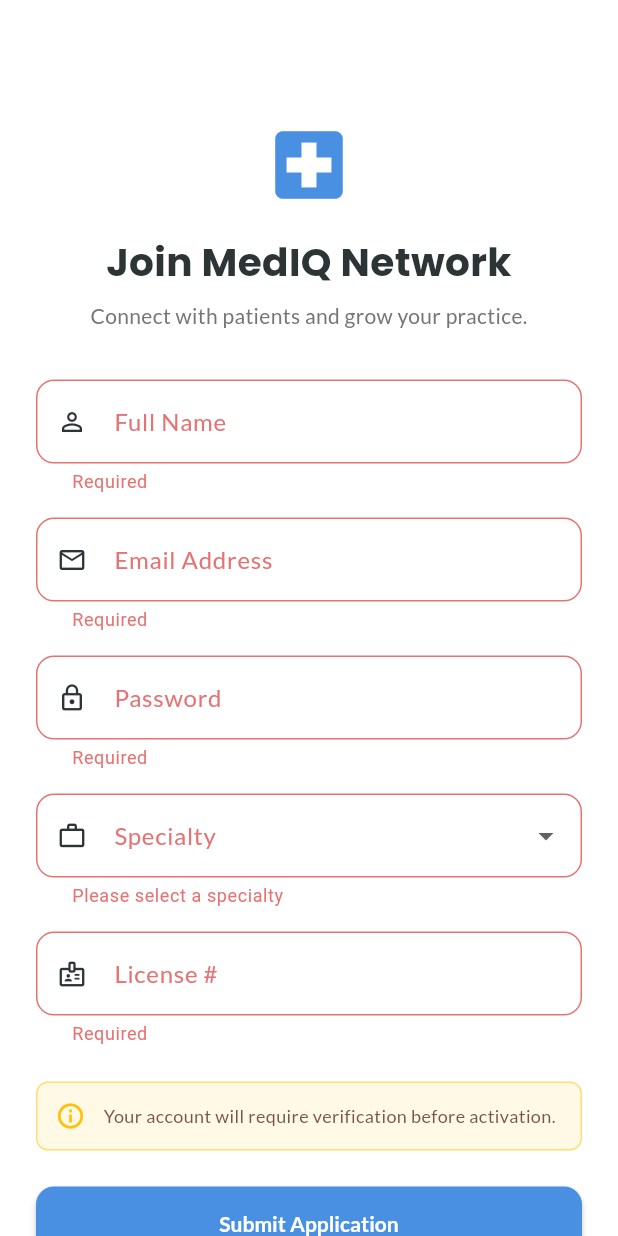
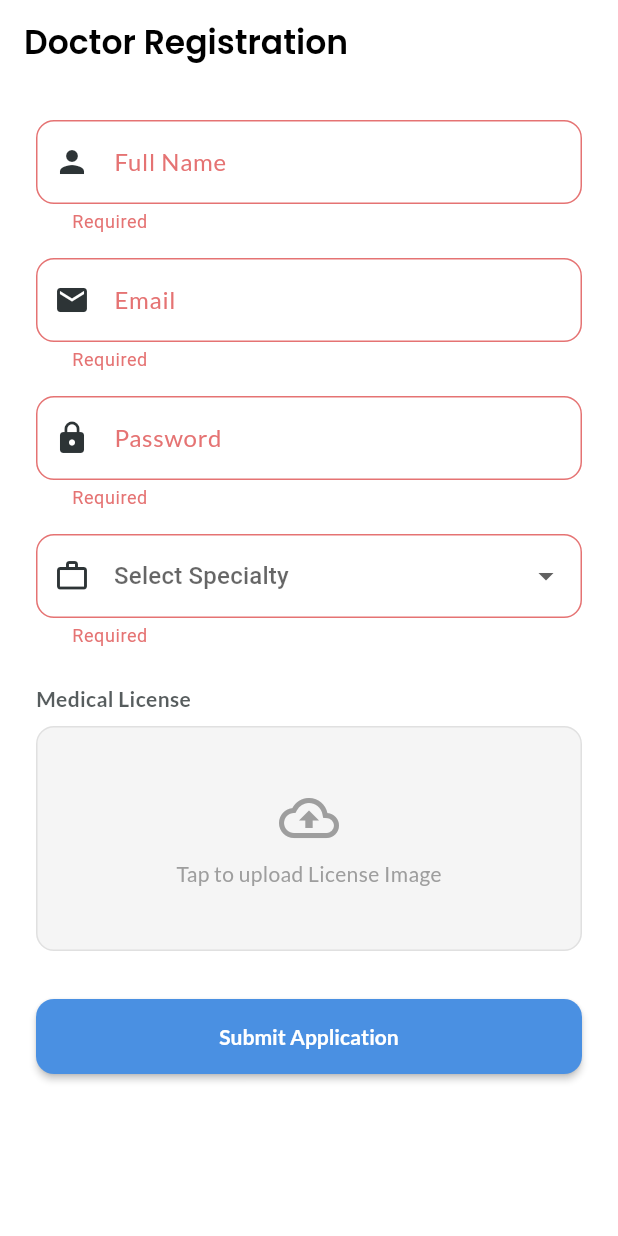
Before and after one commit to vehtracore/mediq-backend, a Flutter app: the DoctorRegisterScreen screen opened by its route, after a tap on "Submit Application", on a phone screen of 412 x 824 dp. Run offline on Flutter 3.47's test engine with Material 3 defaults, Android fonts, the phone set to English and light mode, and no system bars; our stand-ins replace dio, flutter_markdown, flutter_riverpod, flutter_secure_storage, geocoding, geolocator and 3 more; accounts and stored records are empty.

Commit message:
Allow public uploads for registration

```diff
--- a/frontend/lib/src/features/auth/presentation/doctor_register_screen.dart
+++ b/frontend/lib/src/features/auth/presentation/doctor_register_screen.dart
@@ -1,8 +1,12 @@
+import 'dart:io'; // Needed for File (Mobile only)
+import 'package:flutter/foundation.dart'; // Needed for kIsWeb check
 import 'package:flutter/material.dart';
 import 'package:flutter_riverpod/flutter_riverpod.dart';
 import 'package:go_router/go_router.dart';
 import 'package:google_fonts/google_fonts.dart';
-import 'package:mediq_app/src/features/auth/data/auth_repository.dart'; // Import Repo directly
+import 'package:image_picker/image_picker.dart';
+import 'package:mediq_app/src/features/auth/data/auth_repository.dart';
+import 'package:mediq_app/src/features/media/data/media_repository.dart';
 
 class DoctorRegisterScreen extends ConsumerStatefulWidget {
   const DoctorRegisterScreen({super.key});
@@ -14,15 +18,15 @@ class DoctorRegisterScreen extends ConsumerStatefulWidget {
 
 class _DoctorRegisterScreenState extends ConsumerState<DoctorRegisterScreen> {
   final _formKey = GlobalKey<FormState>();
-  bool _isLoading = false; // Local state management
+  bool _isLoading = false;
 
-  // Controllers
   final _fullNameCtrl = TextEditingController();
   final _emailCtrl = TextEditingController();
   final _passwordCtrl = TextEditingController();
-  final _licenseCtrl = TextEditingController();
 
-  // Dropdown State
+  // CHANGED: Use XFile (Cross-Platform) instead of File
+  XFile? _licenseImage;
+
   String? _selectedSpecialty;
   final List<String> _specialties = [
     "General Practitioner",
@@ -41,17 +45,46 @@ class _DoctorRegisterScreenState extends ConsumerState<DoctorRegisterScreen> {
     _fullNameCtrl.dispose();
     _emailCtrl.dispose();
     _passwordCtrl.dispose();
-    _licenseCtrl.dispose();
     super.dispose();
+  }
+
+  // --- Image Picker Logic (Web Safe) ---
+  Future<void> _pickLicenseImage() async {
+    final picker = ImagePicker();
+    final XFile? pickedFile = await picker.pickImage(
+      source: ImageSource.gallery,
+      imageQuality: 80, // Optimize size
+    );
+
+    if (pickedFile != null) {
+      setState(() {
+        _licenseImage = pickedFile; // Store as XFile
+      });
+    }
   }
 
   Future<void> _handleSubmit() async {
     if (!_formKey.currentState!.validate()) return;
 
+    if (_licenseImage == null) {
+      ScaffoldMessenger.of(context).showSnackBar(
+        const SnackBar(
+          content: Text("Please upload your Medical License image"),
+          backgroundColor: Colors.red,
+        ),
+      );
+      return;
+    }
+
     setState(() => _isLoading = true);
 
     try {
-      // 1. Call Repository Directly (Bypassing global AuthController to avoid triggering AuthScreen listener)
+      // 1. Upload Image (Repo handles Web/Mobile logic)
+      final String licenseUrl = await ref
+          .read(mediaRepositoryProvider)
+          .uploadFile(_licenseImage!, folder: "mdq_plus/doctors/licenses");
+
+      // 2. Register Doctor
       await ref
           .read(authRepositoryProvider)
           .registerDoctor(
@@ -59,43 +92,28 @@ class _DoctorRegisterScreenState extends ConsumerState<DoctorRegisterScreen> {
             email: _emailCtrl.text.trim(),
             password: _passwordCtrl.text.trim(),
             specialty: _selectedSpecialty!,
-            licenseNumber: _licenseCtrl.text.trim(),
+            licenseNumber: licenseUrl, // Save URL to DB
           );
 
       if (!mounted) return;
 
-      // 2. Show Success Dialog
+      // 3. Success Dialog
       showDialog(
         context: context,
         barrierDismissible: false,
         builder: (ctx) => AlertDialog(
-          shape: RoundedRectangleBorder(
-            borderRadius: BorderRadius.circular(16),
-          ),
-          title: const Column(
-            children: [
-              Icon(
-                Icons.verified_user_outlined,
-                size: 50,
-                color: Color(0xFF4A90E2),
-              ),
-              SizedBox(height: 10),
-              Text("Application Submitted"),
-            ],
-          ),
+          title: const Text("Application Submitted"),
           content: const Text(
-            "Your profile has been created successfully.\n\n"
-            "Our admin team will verify your medical license shortly. "
-            "You will receive an email once your account is activated.",
-            textAlign: TextAlign.center,
+            "Your license has been uploaded and profile created. "
+            "Waiting for Admin verification.",
           ),
           actions: [
             TextButton(
               onPressed: () {
                 Navigator.pop(ctx);
-                context.go('/auth'); // Return to Login
+                context.go('/auth');
               },
-              child: const Text("Back to Login"),
+              child: const Text("OK"),
             ),
           ],
         ),
@@ -103,10 +121,7 @@ class _DoctorRegisterScreenState extends ConsumerState<DoctorRegisterScreen> {
     } catch (e) {
       if (!mounted) return;
       ScaffoldMessenger.of(context).showSnackBar(
-        SnackBar(
-          content: Text(e.toString().replaceAll("Exception: ", "")),
-          backgroundColor: Colors.red,
-        ),
+        SnackBar(content: Text("Error: $e"), backgroundColor: Colors.red),
       );
     } finally {
       if (mounted) setState(() => _isLoading = false);
@@ -115,132 +130,103 @@ class _DoctorRegisterScreenState extends ConsumerState<DoctorRegisterScreen> {
 
   @override
   Widget build(BuildContext context) {
-    // Note: We removed the ref.listen() here entirely.
+    // Helper to get the correct ImageProvider based on platform
+    ImageProvider? imageProvider;
+    if (_licenseImage != null) {
+      if (kIsWeb) {
+        // Web: Use NetworkImage for Blob URLs
+        imageProvider = NetworkImage(_licenseImage!.path);
+      } else {
+        // Mobile: Use FileImage for disk paths
+        imageProvider = FileImage(File(_licenseImage!.path));
+      }
+    }
 
     return Scaffold(
       backgroundColor: Colors.white,
       appBar: AppBar(
+        title: const Text("Doctor Registration"),
         backgroundColor: Colors.white,
         elevation: 0,
-        iconTheme: const IconThemeData(color: Colors.black),
+        foregroundColor: Colors.black,
       ),
-      body: Center(
-        child: SingleChildScrollView(
+      body: SingleChildScrollView(
         padding: const EdgeInsets.all(24.0),
         child: Form(
           key: _formKey,
           child: Column(
             crossAxisAlignment: CrossAxisAlignment.stretch,
             children: [
-                const Icon(
-                  Icons.local_hospital,
-                  size: 60,
-                  color: Color(0xFF4A90E2),
-                ),
+              _buildTextField("Full Name", _fullNameCtrl, Icons.person),
               const SizedBox(height: 16),
-                Text(
-                  "Join MedIQ Network",
-                  textAlign: TextAlign.center,
-                  style: GoogleFonts.poppins(
-                    fontSize: 26,
-                    fontWeight: FontWeight.bold,
-                    color: const Color(0xFF2D3436),
-                  ),
-                ),
-                const SizedBox(height: 8),
-                Text(
-                  "Connect with patients and grow your practice.",
-                  textAlign: TextAlign.center,
-                  style: GoogleFonts.lato(color: Colors.grey[600]),
-                ),
-                const SizedBox(height: 32),
-
-                _buildTextField(
-                  "Full Name",
-                  _fullNameCtrl,
-                  Icons.person_outline,
-                ),
-                const SizedBox(height: 16),
-                _buildTextField(
-                  "Email Address",
-                  _emailCtrl,
-                  Icons.email_outlined,
-                ),
+              _buildTextField("Email", _emailCtrl, Icons.email),
               const SizedBox(height: 16),
               _buildTextField(
                 "Password",
                 _passwordCtrl,
-                  Icons.lock_outline,
+                Icons.lock,
                 isPassword: true,
               ),
               const SizedBox(height: 16),
-
-                // Specialty Dropdown
               DropdownButtonFormField<String>(
                 value: _selectedSpecialty,
+                hint: const Text("Select Specialty"),
+                items: _specialties
+                    .map((s) => DropdownMenuItem(value: s, child: Text(s)))
+                    .toList(),
+                onChanged: (v) => setState(() => _selectedSpecialty = v),
+                validator: (v) => v == null ? "Required" : null,
                 decoration: InputDecoration(
-                    labelText: "Specialty",
-                    prefixIcon: const Icon(Icons.work_outline, size: 20),
                   border: OutlineInputBorder(
                     borderRadius: BorderRadius.circular(12),
                   ),
-                    enabledBorder: OutlineInputBorder(
-                      borderRadius: BorderRadius.circular(12),
-                      borderSide: BorderSide(color: Colors.grey[300]!),
-                    ),
-                  ),
-                  items: _specialties.map((String value) {
-                    return DropdownMenuItem<String>(
-                      value: value,
-                      child: Text(value),
-                    );
-                  }).toList(),
-                  onChanged: (newValue) {
-                    setState(() {
-                      _selectedSpecialty = newValue;
-                    });
-                  },
-                  validator: (value) =>
-                      value == null ? "Please select a specialty" : null,
-                ),
-
-                const SizedBox(height: 16),
-                _buildTextField(
-                  "License #",
-                  _licenseCtrl,
-                  Icons.badge_outlined,
-                ),
-
-                const SizedBox(height: 24),
-
-                Container(
-                  padding: const EdgeInsets.all(12),
-                  decoration: BoxDecoration(
-                    color: Colors.amber.withOpacity(0.1),
-                    borderRadius: BorderRadius.circular(8),
-                    border: Border.all(color: Colors.amber.withOpacity(0.5)),
-                  ),
-                  child: Row(
-                    children: [
-                      const Icon(
-                        Icons.info_outline,
-                        color: Colors.amber,
-                        size: 20,
-                      ),
-                      const SizedBox(width: 12),
-                      Expanded(
-                        child: Text(
-                          "Your account will require verification before activation.",
-                          style: GoogleFonts.lato(
-                            fontSize: 12,
-                            color: Colors.brown,
-                          ),
-                        ),
-                      ),
-                    ],
+                  prefixIcon: const Icon(Icons.work_outline),
                 ),
               ),
               const SizedBox(height: 24),
+
+              // --- Upload Widget ---
+              const Text(
+                "Medical License",
+                style: TextStyle(fontWeight: FontWeight.bold),
+              ),
+              const SizedBox(height: 8),
+              GestureDetector(
+                onTap: _pickLicenseImage,
+                child: Container(
+                  height: 150,
+                  width: double.infinity,
+                  decoration: BoxDecoration(
+                    color: Colors.grey[100],
+                    borderRadius: BorderRadius.circular(12),
+                    border: Border.all(color: Colors.grey[300]!),
+                    image: imageProvider != null
+                        ? DecorationImage(
+                            image: imageProvider,
+                            fit: BoxFit.cover,
+                          )
+                        : null,
+                  ),
+                  child: _licenseImage == null
+                      ? const Column(
+                          mainAxisAlignment: MainAxisAlignment.center,
+                          children: [
+                            Icon(
+                              Icons.cloud_upload_outlined,
+                              size: 40,
+                              color: Colors.grey,
+                            ),
+                            SizedBox(height: 8),
+                            Text(
+                              "Tap to upload License Image",
+                              style: TextStyle(color: Colors.grey),
+                            ),
+                          ],
+                        )
+                      : null,
+                ),
+              ),
+              const SizedBox(height: 32),
 
               SizedBox(
                 height: 50,
@@ -262,29 +248,24 @@ class _DoctorRegisterScreenState extends ConsumerState<DoctorRegisterScreen> {
           ),
         ),
       ),
-      ),
     );
   }
 
   Widget _buildTextField(
     String label,
-    TextEditingController controller,
+    TextEditingController ctrl,
     IconData icon, {
     bool isPassword = false,
   }) {
     return TextFormField(
-      controller: controller,
+      controller: ctrl,
       obscureText: isPassword,
       decoration: InputDecoration(
         labelText: label,
-        prefixIcon: Icon(icon, size: 20),
+        prefixIcon: Icon(icon),
         border: OutlineInputBorder(borderRadius: BorderRadius.circular(12)),
-        enabledBorder: OutlineInputBorder(
-          borderRadius: BorderRadius.circular(12),
-          borderSide: BorderSide(color: Colors.grey[300]!),
       ),
-      ),
-      validator: (value) => value == null || value.isEmpty ? "Required" : null,
+      validator: (v) => v!.isEmpty ? "Required" : null,
     );
   }
 }
--- a/frontend/pubspec.yaml
+++ b/frontend/pubspec.yaml
@@ -46,6 +46,8 @@ dependencies:
   url_launcher: ^6.3.2
   geolocator: ^14.0.2
   geocoding: ^4.0.0
+  image_picker: ^1.0.7
+  http_parser: ^4.0.2
 
 dev_dependencies:
   flutter_test:
```
Also changed, not shown: frontend/lib/src/features/media/data/media_repository.dart (added, +58 -0 lines), frontend/pubspec.lock, 6 other files. Lines whose indentation alone changed are shown as unchanged.
